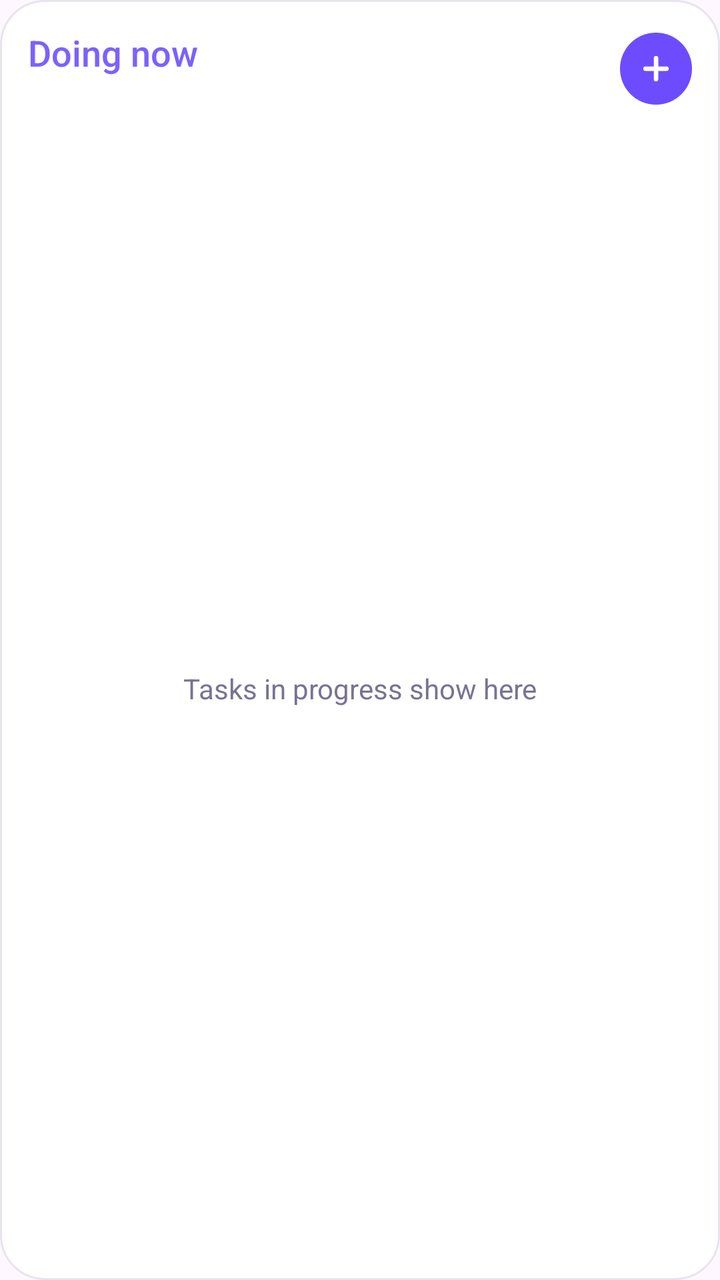
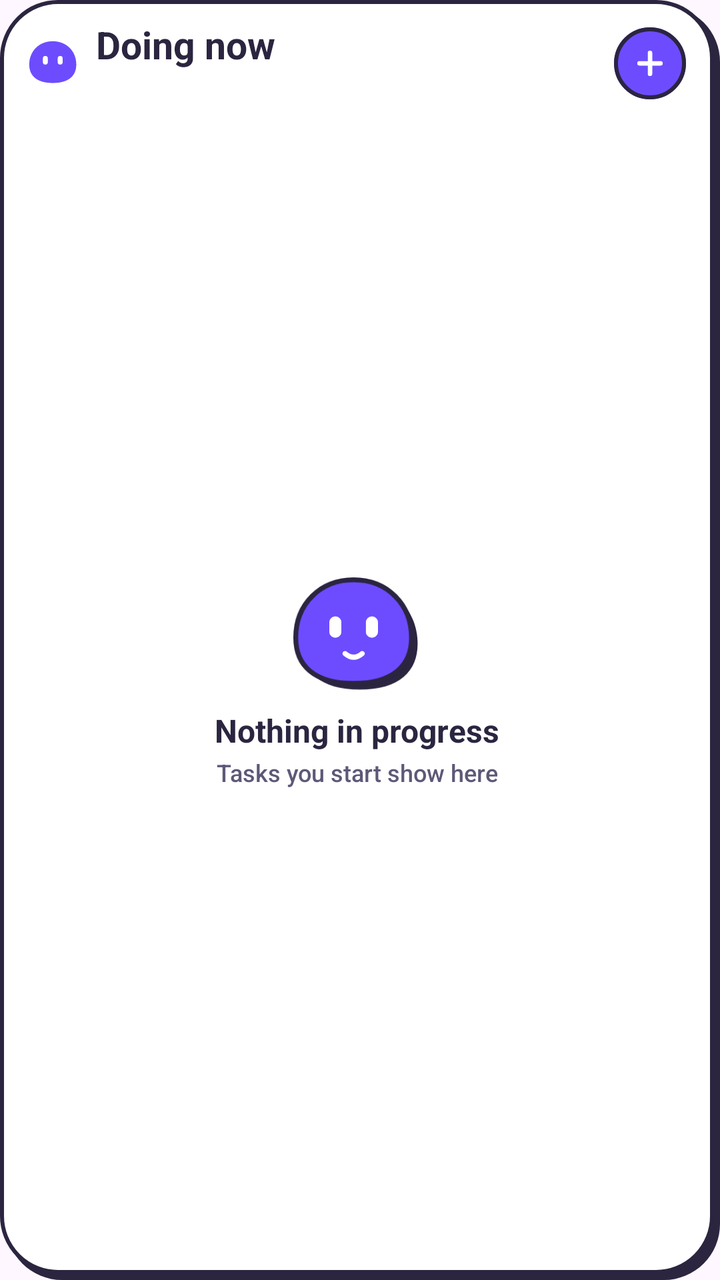

An Android layout rendered at two revisions. The XML below is the earlier revision; the diff shows what the commit changed to produce the second picture.
<!-- AndroidManifest.xml: another module's application theme Theme.quicky -->
<!-- res/layout/w_doing_preview.xml -->
<?xml version="1.0" encoding="utf-8"?>
<LinearLayout xmlns:android="http://schemas.android.com/apk/res/android"
    android:id="@+id/w_root"
    android:layout_width="match_parent"
    android:layout_height="match_parent"
    android:background="@drawable/w_card_light"
    android:orientation="vertical"
    android:padding="14dp">
    <LinearLayout
        android:layout_width="match_parent"
        android:layout_height="wrap_content"
        android:gravity="center_vertical"
        android:orientation="horizontal">
        <LinearLayout
            android:id="@+id/w_head"
            android:layout_width="0dp"
            android:layout_height="wrap_content"
            android:layout_weight="1"
            android:orientation="vertical">
            <TextView android:id="@+id/w_title" android:layout_width="wrap_content" android:layout_height="wrap_content" android:text="Doing now" android:textColor="#FF7B61FF" android:textSize="18sp" android:fontFamily="sans-serif-medium" />
            <TextView android:id="@+id/w_sub" android:layout_width="wrap_content" android:layout_height="wrap_content" android:textColor="#FF7A7392" android:textSize="12sp" />
        </LinearLayout>
        <FrameLayout
            android:id="@+id/w_add_wrap"
            android:layout_width="36dp"
            android:layout_height="36dp">
            <ImageView android:id="@+id/w_add_bg" android:tint="#FF6D4CFF" android:layout_width="match_parent" android:layout_height="match_parent" android:src="@drawable/w_circle" android:contentDescription="@null" />
            <ImageView android:id="@+id/w_add" android:layout_width="match_parent" android:layout_height="match_parent" android:padding="9dp" android:src="@drawable/ic_add" android:contentDescription="Add a task" />
        </FrameLayout>
    </LinearLayout>
    <FrameLayout
        android:layout_width="match_parent"
        android:layout_height="0dp"
        android:layout_marginTop="8dp"
        android:layout_weight="1">
        <ListView
            android:id="@+id/w_rows"
            android:layout_width="match_parent"
            android:layout_height="match_parent"
            android:divider="@null"
            android:dividerHeight="0dp" />
        <TextView
            android:id="@+id/w_empty"
            android:layout_width="match_parent"
            android:layout_height="match_parent"
            android:gravity="center"
            android:text="Tasks in progress show here"
            android:textColor="#FF7A7392"
            android:textSize="14sp" />
    </FrameLayout>
</LinearLayout>
<!-- resources referenced by this layout -->
<resources>
  <!-- drawable w_card_light (drawable) -->
  <?xml version="1.0" encoding="utf-8"?>
  <shape xmlns:android="http://schemas.android.com/apk/res/android" android:shape="rectangle">
      <solid android:color="#FFFFFFFF" />
      <stroke android:width="1dp" android:color="#1A2B2540" />
      <corners android:radius="22dp" />
  </shape>
  <!-- drawable w_circle (drawable) -->
  <?xml version="1.0" encoding="utf-8"?>
  <shape xmlns:android="http://schemas.android.com/apk/res/android" android:shape="oval">
      <solid android:color="#FFFFFFFF" />
  </shape>
  <!-- unchanged entries left out for length: 2 -->
</resources>

<!-- the commit's change to res/layout/w_doing_preview.xml (unified diff, before → after) -->
@@ -1,51 +1,62 @@
 <?xml version="1.0" encoding="utf-8"?>
-<LinearLayout xmlns:android="http://schemas.android.com/apk/res/android"
-    android:id="@+id/w_root"
+<FrameLayout xmlns:android="http://schemas.android.com/apk/res/android"
+    android:id="@android:id/background"
     android:layout_width="match_parent"
     android:layout_height="match_parent"
-    android:background="@drawable/w_card_light"
-    android:orientation="vertical"
-    android:padding="14dp">
-    <LinearLayout
-        android:layout_width="match_parent"
-        android:layout_height="wrap_content"
-        android:gravity="center_vertical"
-        android:orientation="horizontal">
+    android:background="@drawable/w_card_q_light"
+    android:paddingStart="14dp"
+    android:paddingTop="12dp"
+    android:paddingEnd="17dp"
+    android:paddingBottom="15dp">
+    <LinearLayout android:layout_width="match_parent" android:layout_height="match_parent" android:orientation="vertical">
         <LinearLayout
             android:id="@+id/w_head"
-            android:layout_width="0dp"
+            android:layout_width="match_parent"
             android:layout_height="wrap_content"
-            android:layout_weight="1"
-            android:orientation="vertical">
-            <TextView android:id="@+id/w_title" android:layout_width="wrap_content" android:layout_height="wrap_content" android:text="Doing now" android:textColor="#FF7B61FF" android:textSize="18sp" android:fontFamily="sans-serif-medium" />
-            <TextView android:id="@+id/w_sub" android:layout_width="wrap_content" android:layout_height="wrap_content" android:textColor="#FF7A7392" android:textSize="12sp" />
+            android:gravity="center_vertical"
+            android:orientation="horizontal">
+            <ImageView android:id="@+id/w_logo" android:layout_width="26dp" android:layout_height="26dp" android:layout_marginEnd="8dp" android:src="@drawable/ic_quicky" android:tint="#FF6D4CFF" android:contentDescription="@null" />
+            <LinearLayout android:layout_width="0dp" android:layout_height="wrap_content" android:layout_weight="1" android:orientation="vertical">
+                <TextView android:id="@+id/w_title" style="@style/WgTitle" android:layout_width="wrap_content" android:layout_height="wrap_content" android:ellipsize="end" android:includeFontPadding="false" android:singleLine="true" android:text="Doing now" android:textColor="#FF2B2540" android:textSize="19sp" />
+                <ImageView android:id="@+id/w_title_img" android:layout_width="wrap_content" android:layout_height="wrap_content" android:adjustViewBounds="true" android:scaleType="fitStart" android:visibility="gone" android:contentDescription="@null" />
+                <TextView android:id="@+id/w_sub" style="@style/WgMeta" android:layout_width="wrap_content" android:layout_height="wrap_content" android:layout_marginTop="1dp" android:ellipsize="end" android:singleLine="true" android:textColor="#FF5E5878" android:textSize="12sp" />
+            </LinearLayout>
+            <FrameLayout android:id="@+id/w_add_wrap" android:layout_width="36dp" android:layout_height="36dp" android:layout_marginStart="8dp" android:contentDescription="Add a task">
+                <ImageView android:id="@+id/w_add_bg" android:layout_width="match_parent" android:layout_height="match_parent" android:src="@drawable/w_round" android:tint="#FF6D4CFF" android:contentDescription="@null" />
+                <ImageView android:id="@+id/w_add_ring" android:layout_width="match_parent" android:layout_height="match_parent" android:src="@drawable/w_ring" android:contentDescription="@null" />
+                <ImageView android:id="@+id/w_add" android:layout_width="match_parent" android:layout_height="match_parent" android:padding="9dp" android:src="@drawable/ic_add" android:contentDescription="@null" />
+            </FrameLayout>
         </LinearLayout>
-        <FrameLayout
-            android:id="@+id/w_add_wrap"
-            android:layout_width="36dp"
-            android:layout_height="36dp">
-            <ImageView android:id="@+id/w_add_bg" android:tint="#FF6D4CFF" android:layout_width="match_parent" android:layout_height="match_parent" android:src="@drawable/w_circle" android:contentDescription="@null" />
-            <ImageView android:id="@+id/w_add" android:layout_width="match_parent" android:layout_height="match_parent" android:padding="9dp" android:src="@drawable/ic_add" android:contentDescription="Add a task" />
+        <ProgressBar
+            android:id="@+id/w_progress"
+            style="@android:style/Widget.ProgressBar.Horizontal"
+            android:layout_width="match_parent"
+            android:layout_height="5dp"
+            android:layout_marginTop="8dp"
+            android:max="100"
+            android:progress="40"
+            android:progressDrawable="@drawable/w_progress"
+            android:visibility="gone" />
+        <FrameLayout android:layout_width="match_parent" android:layout_height="0dp" android:layout_marginTop="6dp" android:layout_weight="1">
+            <ListView android:id="@+id/w_rows" android:layout_width="match_parent" android:layout_height="match_parent" android:divider="@null" android:dividerHeight="0dp" android:scrollbars="none" />
+            <LinearLayout android:id="@+id/w_empty" android:layout_width="match_parent" android:layout_height="match_parent" android:gravity="center" android:orientation="vertical">
+                <include layout="@layout/w_mascot" android:layout_width="64dp" android:layout_height="58dp" />
+                <TextView android:id="@+id/w_empty_title" style="@style/WgTitle" android:layout_width="wrap_content" android:layout_height="wrap_content" android:layout_marginTop="8dp" android:gravity="center" android:text="Nothing in progress" android:textColor="#FF2B2540" android:textSize="16sp" />
+                <ImageView android:id="@+id/w_empty_title_img" android:layout_width="wrap_content" android:layout_height="wrap_content" android:layout_marginTop="8dp" android:adjustViewBounds="true" android:scaleType="fitStart" android:visibility="gone" android:contentDescription="@null" />
+                <TextView android:id="@+id/w_empty_sub" style="@style/WgMeta" android:layout_width="wrap_content" android:layout_height="wrap_content" android:layout_marginTop="2dp" android:gravity="center" android:text="Tasks you start show here" android:textColor="#FF5E5878" android:textSize="12sp" />
+            </LinearLayout>
         </FrameLayout>
     </LinearLayout>
-    <FrameLayout
-        android:layout_width="match_parent"
-        android:layout_height="0dp"
-        android:layout_marginTop="8dp"
-        android:layout_weight="1">
-        <ListView
-            android:id="@+id/w_rows"
-            android:layout_width="match_parent"
-            android:layout_height="match_parent"
-            android:divider="@null"
-            android:dividerHeight="0dp" />
-        <TextView
-            android:id="@+id/w_empty"
-            android:layout_width="match_parent"
-            android:layout_height="match_parent"
-            android:gravity="center"
-            android:text="Tasks in progress show here"
-            android:textColor="#FF7A7392"
-            android:textSize="14sp" />
-    </FrameLayout>
-</LinearLayout>
+</FrameLayout>
+<!-- res/layout/w_mascot.xml (included above) -->
+<?xml version="1.0" encoding="utf-8"?>
+<FrameLayout xmlns:android="http://schemas.android.com/apk/res/android"
+    android:id="@+id/w_mascot"
+    android:layout_width="match_parent"
+    android:layout_height="match_parent">
+    <ImageView android:id="@+id/w_q_shadow" android:layout_width="match_parent" android:layout_height="match_parent" android:scaleType="fitCenter" android:src="@drawable/w_q_shadow" android:tint="#FF2B2540" android:contentDescription="@null" />
+    <ImageView android:id="@+id/w_q_body" android:layout_width="match_parent" android:layout_height="match_parent" android:scaleType="fitCenter" android:src="@drawable/w_q_body" android:tint="#FF6D4CFF" android:contentDescription="@null" />
+    <ImageView android:id="@+id/w_q_line" android:layout_width="match_parent" android:layout_height="match_parent" android:scaleType="fitCenter" android:src="@drawable/w_q_line" android:contentDescription="@null" />
+    <ImageView android:id="@+id/w_q_face" android:layout_width="match_parent" android:layout_height="match_parent" android:scaleType="fitCenter" android:src="@drawable/w_q_face" android:contentDescription="Quicky" />
+    <ImageView android:id="@+id/w_q_cross" android:layout_width="match_parent" android:layout_height="match_parent" android:scaleType="fitCenter" android:src="@drawable/w_q_cross" android:visibility="gone" android:contentDescription="@null" />
+</FrameLayout>
<!-- resource entries referenced after the edit -->
@@ -1,17 +1,71 @@
 <!-- resources referenced by this layout -->
 <resources>
-  <!-- drawable w_card_light (drawable) -->
+  <!-- drawable ic_quicky (drawable) -->
+  <?xml version="1.0" encoding="utf-8"?>
+  <vector xmlns:android="http://schemas.android.com/apk/res/android" android:width="42dp" android:height="38dp" android:viewportWidth="42" android:viewportHeight="38">
+      <path android:fillColor="#FFFFFFFF" android:fillType="evenOdd" android:pathData="M20,1C31,1 39,9 39,20c0,9 -6,15 -19,15S1,29 1,20C1,9 9,1 20,1zM12,15a2,2 0,0 1,4 0v3a2,2 0,0 1,-4 0zM24,15a2,2 0,0 1,4 0v3a2,2 0,0 1,-4 0z" />
+  </vector>
+  <!-- drawable w_card_q_light (drawable) -->
+  <?xml version="1.0" encoding="utf-8"?>
+  <layer-list xmlns:android="http://schemas.android.com/apk/res/android">
+      <item android:left="3dp" android:top="3dp">
+          <shape android:shape="rectangle"><solid android:color="#FF2B2540" /><corners android:radius="@dimen/w_radius" /></shape>
+      </item>
+      <item android:right="3dp" android:bottom="3dp">
+          <shape android:shape="rectangle"><solid android:color="#FFFFFFFF" /><stroke android:width="2dp" android:color="#FF2B2540" /><corners android:radius="@dimen/w_radius" /></shape>
+      </item>
+  </layer-list>
+  <!-- drawable w_progress (drawable) -->
+  <?xml version="1.0" encoding="utf-8"?>
+  <layer-list xmlns:android="http://schemas.android.com/apk/res/android">
+      <item android:id="@android:id/background">
+          <shape><solid android:color="#FFEDE9FB" /><corners android:radius="99dp" /></shape>
+      </item>
+      <item android:id="@android:id/progress">
+          <clip><shape><solid android:color="#FF6D4CFF" /><corners android:radius="99dp" /></shape></clip>
+      </item>
+  </layer-list>
+  <!-- drawable w_q_body (drawable) -->
+  <?xml version="1.0" encoding="utf-8"?>
+  <vector xmlns:android="http://schemas.android.com/apk/res/android" android:width="42dp" android:height="38dp" android:viewportWidth="42" android:viewportHeight="38">
+      <path android:fillColor="#FFFFFFFF" android:pathData="M20,1C31,1 39,9 39,20c0,9 -6,15 -19,15S1,29 1,20C1,9 9,1 20,1z" />
+  </vector>
+  <!-- drawable w_q_cross (drawable) -->
+  <?xml version="1.0" encoding="utf-8"?>
+  <vector xmlns:android="http://schemas.android.com/apk/res/android" android:width="42dp" android:height="38dp" android:viewportWidth="42" android:viewportHeight="38">
+      <path android:strokeColor="#FF2B2540" android:strokeWidth="2.2" android:strokeLineCap="round" android:pathData="M11,12.4l5.2,-2.2M29,12.4l-5.2,-2.2" />
+      <path android:strokeColor="#FF2B2540" android:strokeWidth="1.8" android:strokeLineCap="round" android:pathData="M17.2,26.8q2.8,-2.2 5.6,0" />
+  </vector>
+  <!-- drawable w_q_face (drawable) -->
+  <?xml version="1.0" encoding="utf-8"?>
+  <vector xmlns:android="http://schemas.android.com/apk/res/android" android:width="42dp" android:height="38dp" android:viewportWidth="42" android:viewportHeight="38">
+      <path android:fillColor="#FFFFFFFF" android:pathData="M12,15a2,2 0,0 1,4 0v3a2,2 0,0 1,-4 0zM24,15a2,2 0,0 1,4 0v3a2,2 0,0 1,-4 0z" />
+      <path android:strokeColor="#FFFFFFFF" android:strokeWidth="1.7" android:strokeLineCap="round" android:pathData="M17.2,25.2q2.8,2.4 5.6,0" />
+  </vector>
+  <!-- drawable w_q_line (drawable) -->
+  <?xml version="1.0" encoding="utf-8"?>
+  <vector xmlns:android="http://schemas.android.com/apk/res/android" android:width="42dp" android:height="38dp" android:viewportWidth="42" android:viewportHeight="38">
+      <path android:strokeColor="#FF2B2540" android:strokeWidth="1.6" android:strokeLineJoin="round" android:pathData="M20,1C31,1 39,9 39,20c0,9 -6,15 -19,15S1,29 1,20C1,9 9,1 20,1z" />
+  </vector>
+  <!-- drawable w_q_shadow (drawable) -->
+  <?xml version="1.0" encoding="utf-8"?>
+  <vector xmlns:android="http://schemas.android.com/apk/res/android" android:width="42dp" android:height="38dp" android:viewportWidth="42" android:viewportHeight="38">
+      <group android:translateX="2" android:translateY="2"><path android:fillColor="#FFFFFFFF" android:pathData="M20,1C31,1 39,9 39,20c0,9 -6,15 -19,15S1,29 1,20C1,9 9,1 20,1z" /></group>
+  </vector>
+  <!-- drawable w_ring (drawable) -->
+  <?xml version="1.0" encoding="utf-8"?>
+  <shape xmlns:android="http://schemas.android.com/apk/res/android" android:shape="oval">
+      <stroke android:width="2dp" android:color="#FF2B2540" />
+  </shape>
+  <!-- drawable w_round (drawable) -->
   <?xml version="1.0" encoding="utf-8"?>
   <shape xmlns:android="http://schemas.android.com/apk/res/android" android:shape="rectangle">
       <solid android:color="#FFFFFFFF" />
-      <stroke android:width="1dp" android:color="#1A2B2540" />
-      <corners android:radius="22dp" />
+      <corners android:radius="999dp" />
   </shape>
-  <!-- drawable w_circle (drawable) -->
-  <?xml version="1.0" encoding="utf-8"?>
-  <shape xmlns:android="http://schemas.android.com/apk/res/android" android:shape="oval">
-      <solid android:color="#FFFFFFFF" />
-  </shape>
+  <style name="WgMeta"><item name="android:fontFamily">sans-serif-medium</item></style>
+  <style name="WgTitle"><item name="android:fontFamily">sans-serif</item><item name="android:textStyle">bold</item></style>
+  <dimen name="w_radius">20dp</dimen>
   <!-- unchanged entries left out for length: 2 -->
 </resources>
 
